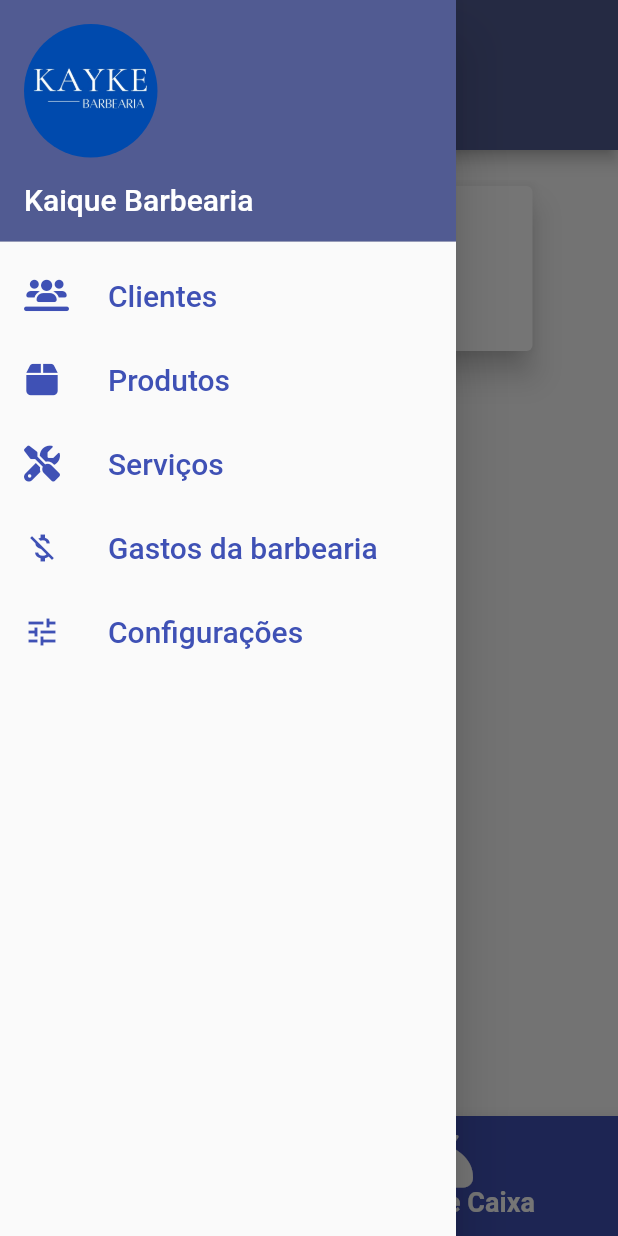
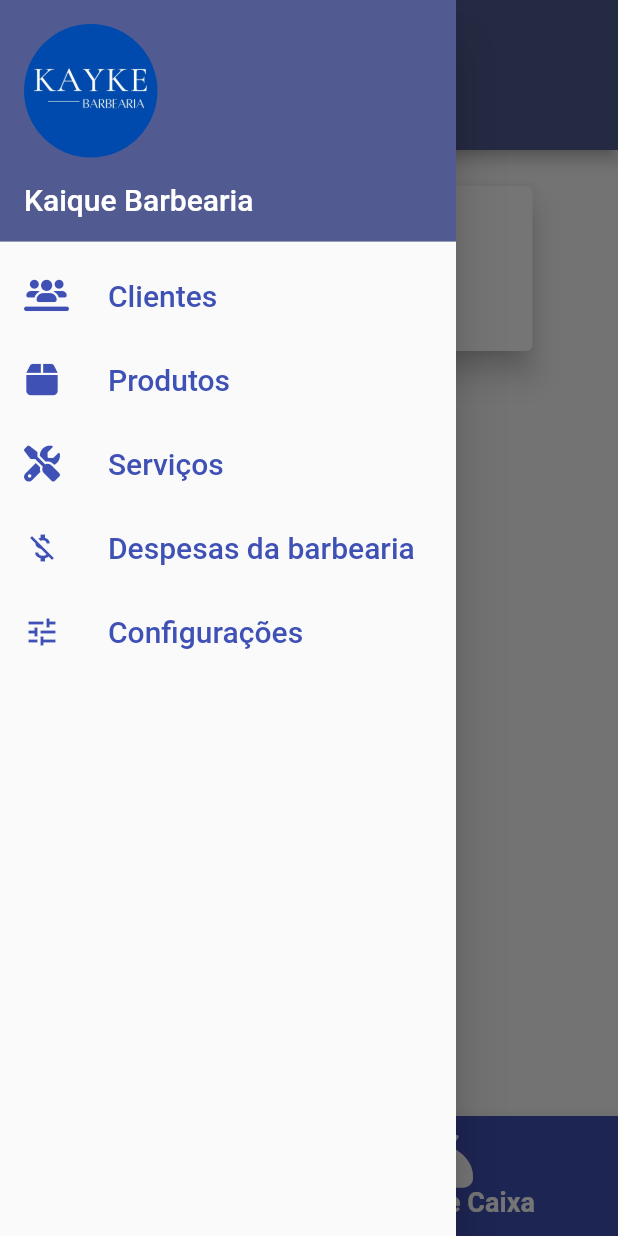
Before and after one commit to Jo-Analyst/app-kayke-barbearia, a Flutter app: the screen it shows after launch, with the side drawer open, on a phone screen of 412 x 824 dp. Run offline on Flutter 3.47's test engine with Material 2 defaults, Android fonts, the phone set to English and light mode, and no system bars; our stand-ins replace font_awesome_flutter, sqflite; accounts and stored records are empty.

Commit message:
alterando arquivo drawer_component

```diff
--- a/lib/app/componente/drawer_component.dart
+++ b/lib/app/components/drawer_component.dart
@@ -71,7 +71,7 @@ class DrawerComponet extends StatelessWidget {
               color: Colors.indigo,
             ),
             title: const Text(
-              "Gastos da barbearia",
+              "Despesas da barbearia",
               style: TextStyle(
                 fontSize: 20,
                 color: Colors.indigo,
--- a/lib/app/pages/home_page.dart
+++ b/lib/app/pages/home_page.dart
@@ -3,7 +3,7 @@ import 'package:app_kaike_barbearia/app/pages/finance_page.dart';
 import 'package:flutter/material.dart';
 import 'package:font_awesome_flutter/font_awesome_flutter.dart';
 
-import '../componente/drawer_component.dart';
+import '../components/drawer_component.dart';
 
 class HomePage extends StatefulWidget {
   const HomePage({super.key});
```
